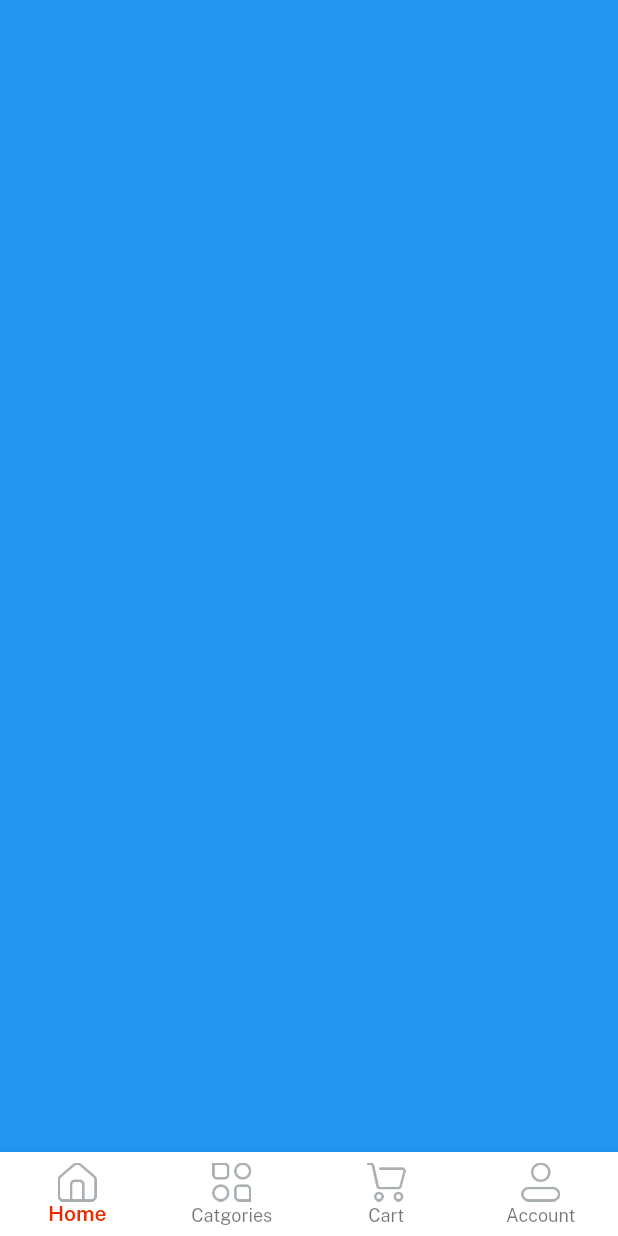
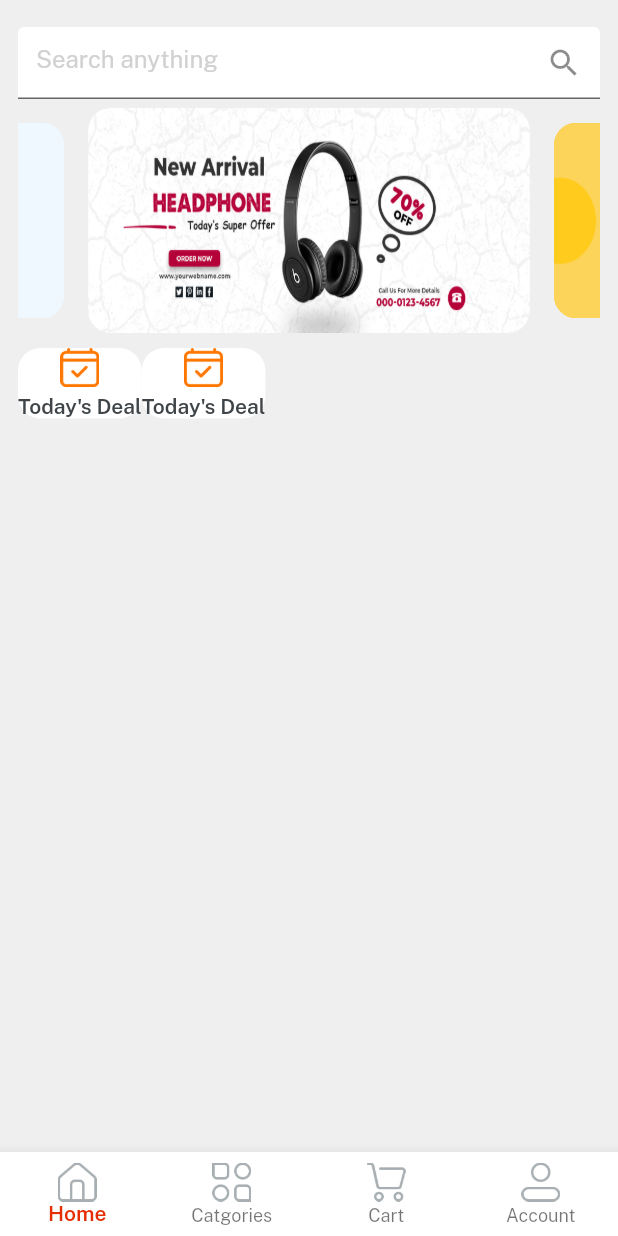
Before and after one commit to JUST9N1/Ecommerce-individual, a Flutter app: the screen it shows after launch, after a tap on "Log in", on a phone screen of 412 x 824 dp. Run offline on Flutter 3.47's test engine with Material 2 defaults, Android fonts, the phone set to English and light mode, and no system bars; drawn by our look-alikes of velocity_x; our stand-ins replace get.

Commit message:
infinite loop of deals and buttons are created in homepage

```diff
--- a/lib/consts/lists.dart
+++ b/lib/consts/lists.dart
@@ -1,3 +1,5 @@
 import 'package:emart_app/consts/images.dart';
 
 const socialIconList = [icFacebookLogo, icGoogleLogo, icTwitterLogo];
+
+const slidersList = [imgSlider1, imgSlider2, imgSlider3, imgSlider4];
--- a/lib/consts/strings.dart
+++ b/lib/consts/strings.dart
@@ -20,3 +20,11 @@ const home = "Home",
     categories = "Catgories",
     cart = "Cart",
     account = "Account";
+
+const searchanything = "Search anything",
+    todayDeal = "Today's Deal",
+    flashSale = "flash sale",
+    topSellers = "Top Sellers",
+    brand = "Brand",
+    topCategories = "Top Categories",
+    featuredCategories = "Featured Categories";
--- a/lib/views/auth_screen/login_screen.dart
+++ b/lib/views/auth_screen/login_screen.dart
@@ -1,7 +1,7 @@
 import 'package:emart_app/views/auth_screen/signup_screen.dart';
 import 'package:emart_app/consts/consts.dart';
 import 'package:emart_app/consts/lists.dart';
-import 'package:emart_app/views/home_screen/home_screen.dart';
+import 'package:emart_app/views/home_screen/home.dart';
 import 'package:emart_app/widgets_common/applogo_widget.dart';
 import 'package:emart_app/widgets_common/bg_widget.dart';
 import 'package:emart_app/widgets_common/custom_textfield.dart';
@@ -39,7 +39,7 @@ class LoginScreen extends StatelessWidget {
                   title: login,
                   textColor: whiteColor,
                   onPress: () {
-                    Get.to(() => const HomeScreen());
+                    Get.to(() => const Home());
                   }).box.width(context.screenWidth - 50).make(),
               5.heightBox,
               createNewAccount.text.color(fontGrey).make(),
--- /dev/null
+++ b/lib/views/cart_screen/cart_screen.dart
@@ -0,0 +1,10 @@
+import '../../consts/consts.dart';
+
+class CartScreen extends StatelessWidget {
+  const CartScreen({Key? key}) : super(key: key);
+
+  @override
+  Widget build(BuildContext context) {
+    return Container(color: Colors.purple);
+  }
+}
--- /dev/null
+++ b/lib/views/category_screen/category_screen.dart
@@ -0,0 +1,10 @@
+import '../../consts/consts.dart';
+
+class CategoryScreen extends StatelessWidget {
+  const CategoryScreen({Key? key}) : super(key: key);
+
+  @override
+  Widget build(BuildContext context) {
+    return Container(color: Colors.yellow);
+  }
+}
--- /dev/null
+++ b/lib/views/home_screen/home.dart
@@ -0,0 +1,56 @@
+import 'package:emart_app/consts/consts.dart';
+import 'package:emart_app/controller/home_controller.dart';
+import 'package:emart_app/views/cart_screen/cart_screen.dart';
+import 'package:emart_app/views/category_screen/category_screen.dart';
+import 'package:emart_app/views/home_screen/home_screen.dart';
+import 'package:emart_app/views/profile_screen/profile_screen.dart';
+import 'package:get/get.dart';
+
+class Home extends StatelessWidget {
+  const Home({super.key});
+
+  @override
+  Widget build(BuildContext context) {
+    //init home controller
+    var controller = Get.put(HomeController());
+
+    var navbarItem = [
+      BottomNavigationBarItem(
+          icon: Image.asset(icHome, width: 26), label: home),
+      BottomNavigationBarItem(
+          icon: Image.asset(icCategories, width: 26), label: categories),
+      BottomNavigationBarItem(
+          icon: Image.asset(icCart, width: 26), label: cart),
+      BottomNavigationBarItem(
+          icon: Image.asset(icProfile, width: 26), label: account),
+    ];
+
+    var navBody = [
+      const HomeScreen(),
+      const CategoryScreen(),
+      const CartScreen(),
+      const ProfileScreen()
+    ];
+
+    return Scaffold(
+      body: Column(
+        children: [
+          Obx(() => Expanded(
+              child: navBody.elementAt(controller.currentNavIndex.value))),
+        ],
+      ),
+      bottomNavigationBar: Obx(
+        () => BottomNavigationBar(
+            currentIndex: controller.currentNavIndex.value,
+            selectedItemColor: redColor,
+            selectedLabelStyle: const TextStyle(fontFamily: semibold),
+            type: BottomNavigationBarType.fixed,
+            backgroundColor: whiteColor,
+            items: navbarItem,
+            onTap: (value) {
+              controller.currentNavIndex.value = value;
+            }),
+      ),
+    );
+  }
+}
--- a/lib/views/home_screen/home_screen.dart
+++ b/lib/views/home_screen/home_screen.dart
@@ -1,52 +1,56 @@
-import 'package:emart_app/consts/consts.dart';
-import 'package:emart_app/controller/home_controller.dart';
-import 'package:flutter/material.dart';
-import 'package:get/get.dart';
+import 'package:emart_app/consts/lists.dart';
+import 'package:emart_app/widgets_common/home_buttons.dart';
+
+import '../../consts/consts.dart';
 
 class HomeScreen extends StatelessWidget {
-  const HomeScreen({super.key});
+  const HomeScreen({Key? key}) : super(key: key);
 
   @override
   Widget build(BuildContext context) {
-    //init home controller
-    var controller = Get.put(HomeController());
+    return Container(
+      padding: const EdgeInsets.all(12),
+      color: lightGrey,
+      width: context.screenWidth,
+      height: context.screenHeight,
+      child: SafeArea(
+          child: Column(
+        children: [
+          Container(
+              alignment: Alignment.center,
+              height: 60,
+              color: lightGrey,
+              child: TextFormField(
+                decoration: const InputDecoration(
+                    suffixIcon: Icon(Icons.search),
+                    filled: true,
+                    fillColor: whiteColor,
+                    hintText: searchanything,
+                    hintStyle: TextStyle(color: textfieldGrey)),
+              )),
 
-    var navbarItem = [
-      BottomNavigationBarItem(
-          icon: Image.asset(icHome, width: 26), label: home),
-      BottomNavigationBarItem(
-          icon: Image.asset(icCategories, width: 26), label: categories),
-      BottomNavigationBarItem(
-          icon: Image.asset(icCart, width: 26), label: cart),
-      BottomNavigationBarItem(
-          icon: Image.asset(icProfile, width: 26), label: account),
-    ];
+          // swipers brands
+          VxSwiper.builder(
+              aspectRatio: 16 / 9,
+              autoPlay: true,
+              height: 150,
+              enlargeCenterPage: true,
+              itemCount: slidersList.length,
+              itemBuilder: ((context, index) {
+                return Image.asset(
+                  slidersList[index],
+                  fit: BoxFit.fill,
+                ).box.rounded.clip(Clip.antiAlias).margin(const EdgeInsets.symmetric(horizontal: 8)).make();
+              })),
 
-    var navBody = [
-      Container(color: Colors.blue),
-      Container(color: Colors.amber),
-      Container(color: Colors.purple),
-      Container(color: Colors.cyan),
-    ];
+              10.heightBox,
+              //deals buttons
+              Row(
+                children: List.generate(2, (index) => homeButtons()),
+              )
 
-    return Scaffold(
-      body: Column(
-        children: [
-          Obx(() => Expanded(child: navBody.elementAt(controller.currentNavIndex.value))),
         ],
-      ),
-      bottomNavigationBar: Obx(
-        () => BottomNavigationBar(
-            currentIndex: controller.currentNavIndex.value,
-            selectedItemColor: redColor,
-            selectedLabelStyle: const TextStyle(fontFamily: semibold),
-            type: BottomNavigationBarType.fixed,
-            backgroundColor: whiteColor,
-            items: navbarItem,
-            onTap: (value) {
-              controller.currentNavIndex.value = value;
-            }),
-      ),
+      )),
     );
   }
 }
--- /dev/null
+++ b/lib/views/profile_screen/profile_screen.dart
@@ -0,0 +1,10 @@
+import '../../consts/consts.dart';
+
+class ProfileScreen extends StatelessWidget {
+  const ProfileScreen({Key? key}) : super(key: key);
+
+  @override
+  Widget build(BuildContext context) {
+    return Container(color: Colors.blue);
+  }
+}
--- /dev/null
+++ b/lib/widgets_common/home_buttons.dart
@@ -0,0 +1,13 @@
+import 'package:emart_app/consts/consts.dart';
+
+Widget homeButtons() {
+  return Expanded(
+      child: Column(
+    children: [
+  Image.asset(icTodaysDeal, width: 26),
+  5.heightBox,
+  todayDeal.text.fontFamily(semibold).color(darkFontGrey).make()
+    ],
+  )
+  ).box.rounded.white.make();
+}
```
